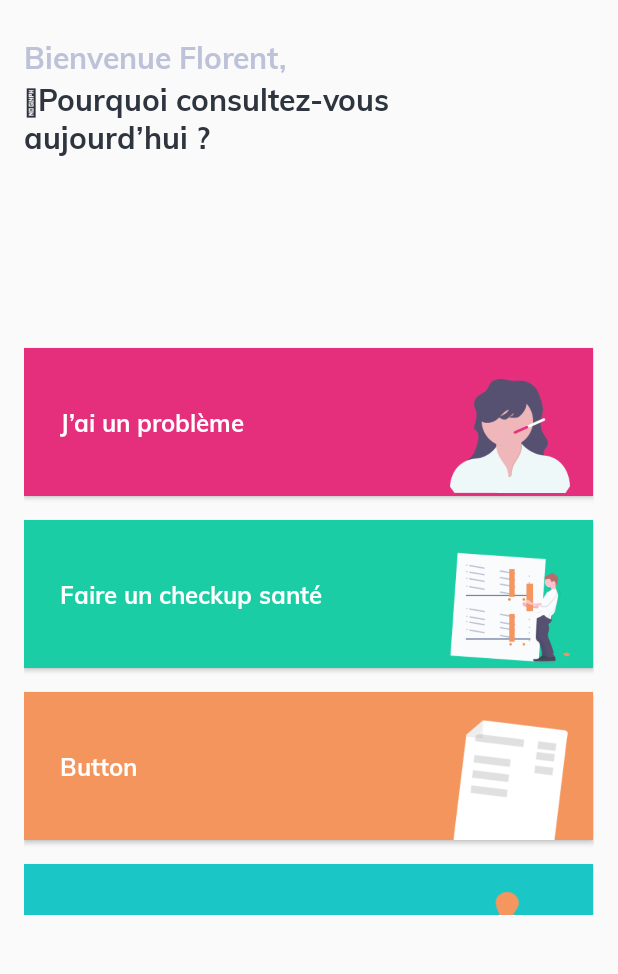
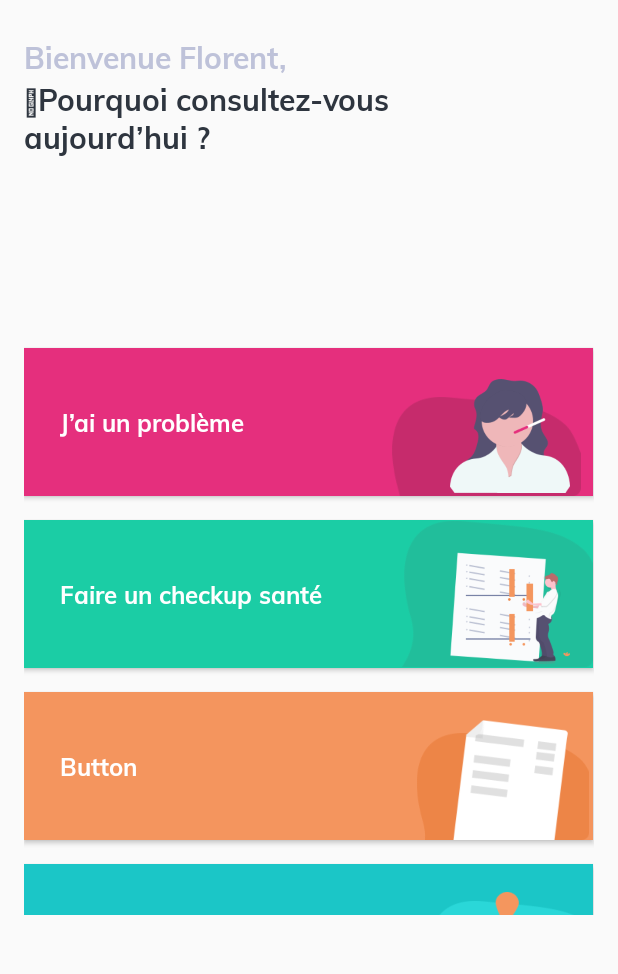
Before and after one commit to Tretiakoff/sifg2, an Android app: the screen it shows after launch (EntryActivity), on a phone screen of 412 x 824 dp, the part 180-1154 px from its top. Run offline under Robolectric (Android 15) with nearby library versions, the phone set to English and light mode, and no system bars.

Commit message:
bg shapes added

```diff
--- a/app/src/main/res/layout/activity_entry.xml
+++ b/app/src/main/res/layout/activity_entry.xml
@@ -218,6 +218,52 @@
                 app:layout_constraintBottom_toBottomOf="@+id/besoin_Btn"
                 app:layout_constraintEnd_toEndOf="@+id/besoin_Btn" />
 
+            <ImageView
+                android:id="@+id/imageView10"
+                android:layout_width="142dp"
+                android:layout_height="66dp"
+                android:elevation="4dp"
+                android:src="@drawable/shape_probleme"
+                app:layout_constraintBottom_toBottomOf="@+id/problem_Btn"
+                app:layout_constraintEnd_toEndOf="@+id/problem_Btn" />
+
+            <ImageView
+                android:id="@+id/imageView11"
+                android:layout_width="128dp"
+                android:layout_height="0dp"
+                android:elevation="4dp"
+                android:src="@drawable/shape_checkup"
+                app:layout_constraintBottom_toBottomOf="@+id/checkup_Btn"
+                app:layout_constraintEnd_toEndOf="@+id/checkup_Btn"
+                app:layout_constraintTop_toTopOf="@+id/checkup_Btn" />
+
+            <ImageView
+                android:id="@+id/imageView12"
+                android:layout_width="120dp"
+                android:layout_height="71dp"
+                android:elevation="4dp"
+                android:src="@drawable/shape_renouvellement"
+                app:layout_constraintBottom_toBottomOf="@+id/renouvellement_Btn"
+                app:layout_constraintEnd_toEndOf="@+id/renouvellement_Btn" />
+
+            <ImageView
+                android:id="@+id/imageView13"
+                android:layout_width="113dp"
+                android:layout_height="74dp"
+                android:elevation="4dp"
+                android:src="@drawable/shape_suivi"
+                app:layout_constraintBottom_toBottomOf="@+id/suivi_Btn"
+                app:layout_constraintEnd_toEndOf="@+id/suivi_Btn" />
+
+            <ImageView
+                android:id="@+id/imageView14"
+                android:layout_width="113dp"
+                android:layout_height="78dp"
+                android:elevation="4dp"
+                android:src="@drawable/shape_specialiste"
+                app:layout_constraintBottom_toBottomOf="@+id/besoin_Btn"
+                app:layout_constraintEnd_toEndOf="parent" />
+
         </android.support.constraint.ConstraintLayout>
     </ScrollView>
 
```
